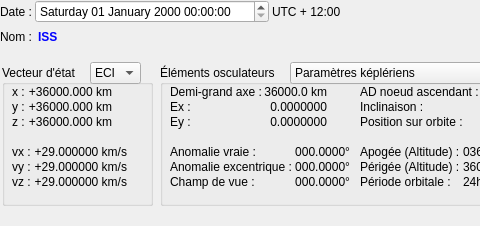
Before: the Qt Designer form src/interface/onglets/osculateurs/osculateurs.ui in mconsidine/previsat_archive, drawn with Qt 5; both pictures show x 0 to 480 and y 0 to 226 of the 792 by 226 pixel window.
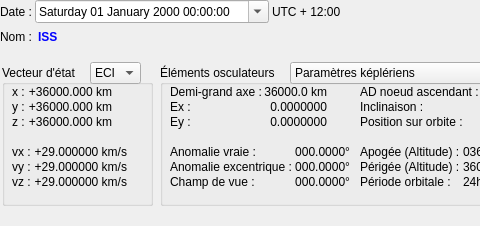
After: the same form once the commit is applied. The open tabs and pages were chosen to show the change.

```diff
--- a/src/interface/onglets/osculateurs/osculateurs.ui
+++ b/src/interface/onglets/osculateurs/osculateurs.ui
@@ -115,6 +115,9 @@
         <property name="displayFormat">
          <string>dddd dd MMMM yyyy HH:mm:ss</string>
         </property>
+        <property name="calendarPopup">
+         <bool>true</bool>
+        </property>
        </widget>
       </item>
       <item row="0" column="2">
```
